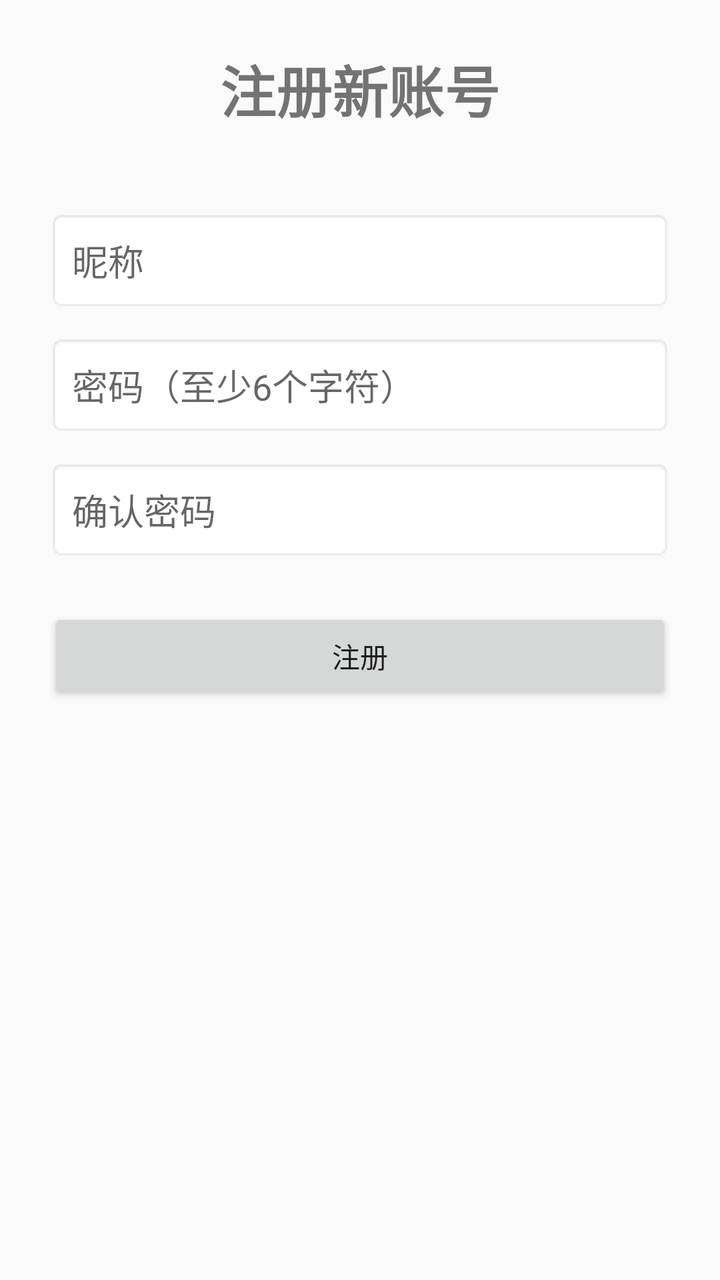
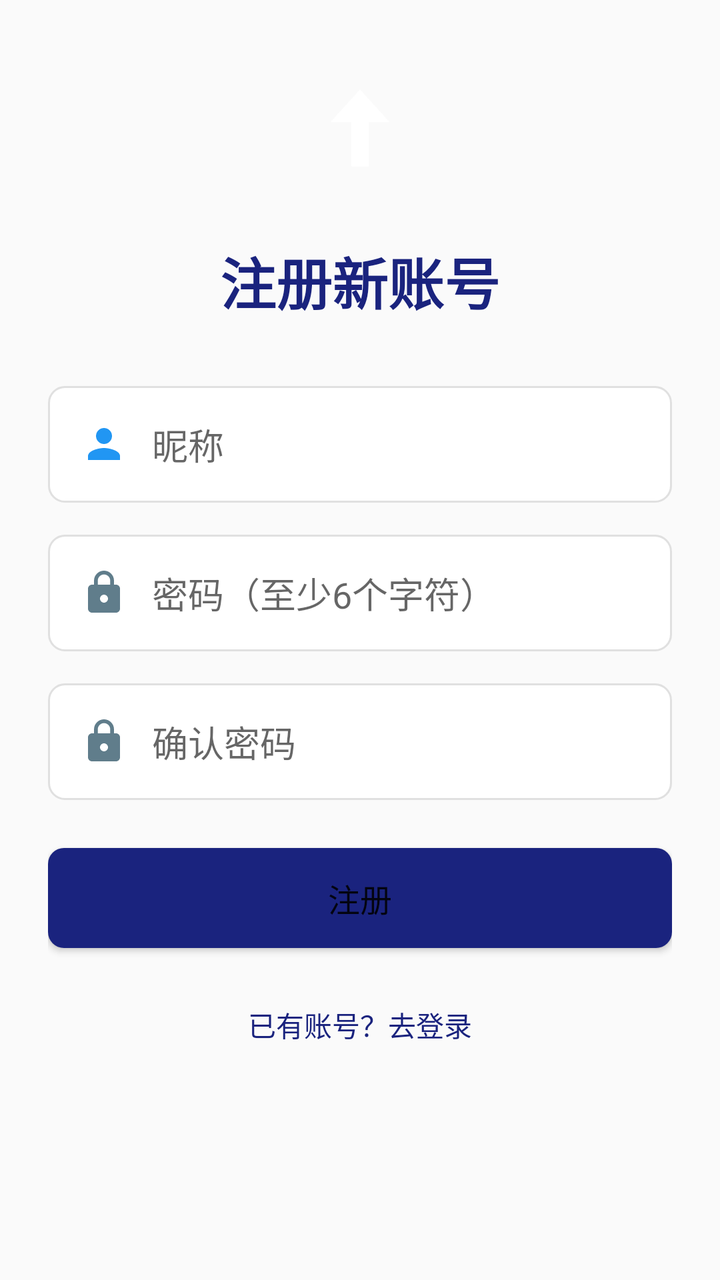

The first picture is an Android layout as it rendered before a commit; the second is the same layout after the commit. The layout source and the unified diff follow.
<!-- AndroidManifest.xml: application theme Theme.DShare -->
<!-- res/layout/activity_register.xml -->
<?xml version="1.0" encoding="utf-8"?>
<ScrollView xmlns:android="http://schemas.android.com/apk/res/android"
    android:layout_width="match_parent"
    android:layout_height="match_parent">
    <LinearLayout
        android:layout_width="match_parent"
        android:layout_height="wrap_content"
        android:orientation="vertical"
        android:padding="24dp"
        android:gravity="center">
        <TextView
            android:layout_width="wrap_content"
            android:layout_height="wrap_content"
            android:text="@string/create_account"
            android:textSize="28sp"
            android:textStyle="bold"
            android:layout_marginBottom="40dp" />
        <EditText
            android:id="@+id/et_nickname"
            android:layout_width="match_parent"
            android:layout_height="wrap_content"
            android:hint="@string/nickname_hint"
            android:padding="12dp"
            android:background="@android:drawable/editbox_background" />
        <EditText
            android:id="@+id/et_password"
            android:layout_width="match_parent"
            android:layout_height="wrap_content"
            android:hint="@string/password_min_hint"
            android:inputType="textPassword"
            android:padding="12dp"
            android:layout_marginTop="12dp"
            android:background="@android:drawable/editbox_background" />
        <EditText
            android:id="@+id/et_confirm_password"
            android:layout_width="match_parent"
            android:layout_height="wrap_content"
            android:hint="@string/confirm_password_hint"
            android:inputType="textPassword"
            android:padding="12dp"
            android:layout_marginTop="12dp"
            android:background="@android:drawable/editbox_background" />
        <Button
            android:id="@+id/btn_register"
            android:layout_width="match_parent"
            android:layout_height="wrap_content"
            android:text="@string/btn_register"
            android:layout_marginTop="24dp" />
    </LinearLayout>
</ScrollView>
<!-- resources referenced by this layout -->
<resources>
  <string name="btn_register">注册</string>
  <string name="confirm_password_hint">确认密码</string>
  <string name="create_account">注册新账号</string>
  <string name="nickname_hint">昵称</string>
  <string name="password_min_hint">密码（至少6个字符）</string>
  <style name="Theme.DShare" parent="Theme.AppCompat.Light.NoActionBar">
          <item name="colorPrimary">@color/primary</item>
          <item name="colorPrimaryDark">@color/primary_dark</item>
          <item name="colorAccent">@color/accent</item>
      </style>
  <color name="primary">#1A237E</color>
  <color name="primary_dark">#0D1B5E</color>
  <color name="accent">#FF6F00</color>
</resources>

<!-- the commit's change to res/layout/activity_register.xml (unified diff, before → after) -->
@@ -1,50 +1,74 @@
 <?xml version="1.0" encoding="utf-8"?>
 <ScrollView xmlns:android="http://schemas.android.com/apk/res/android"
     android:layout_width="match_parent"
-    android:layout_height="match_parent">
+    android:layout_height="match_parent"
+    android:background="#FAFAFA">
     <LinearLayout
         android:layout_width="match_parent"
         android:layout_height="wrap_content"
         android:orientation="vertical"
         android:padding="24dp"
         android:gravity="center">
+        <ImageView
+            android:layout_width="80dp"
+            android:layout_height="80dp"
+            android:src="@drawable/ic_launcher_foreground"
+            android:layout_marginBottom="16dp" />
         <TextView
             android:layout_width="wrap_content"
             android:layout_height="wrap_content"
-            android:text="@string/create_account"
+            android:text="@string/register_title"
             android:textSize="28sp"
             android:textStyle="bold"
-            android:layout_marginBottom="40dp" />
+            android:textColor="#1A237E"
+            android:layout_marginBottom="32dp" />
         <EditText
             android:id="@+id/et_nickname"
             android:layout_width="match_parent"
             android:layout_height="wrap_content"
             android:hint="@string/nickname_hint"
-            android:padding="12dp"
-            android:background="@android:drawable/editbox_background" />
+            android:padding="16dp"
+            android:background="@drawable/edittext_bg"
+            android:drawableStart="@drawable/ic_person"
+            android:drawablePadding="12dp" />
         <EditText
             android:id="@+id/et_password"
             android:layout_width="match_parent"
             android:layout_height="wrap_content"
             android:hint="@string/password_min_hint"
             android:inputType="textPassword"
-            android:padding="12dp"
-            android:layout_marginTop="12dp"
-            android:background="@android:drawable/editbox_background" />
+            android:padding="16dp"
+            android:layout_marginTop="16dp"
+            android:background="@drawable/edittext_bg"
+            android:drawableStart="@drawable/ic_lock"
+            android:drawablePadding="12dp" />
         <EditText
             android:id="@+id/et_confirm_password"
             android:layout_width="match_parent"
             android:layout_height="wrap_content"
             android:hint="@string/confirm_password_hint"
             android:inputType="textPassword"
-            android:padding="12dp"
-            android:layout_marginTop="12dp"
-            android:background="@android:drawable/editbox_background" />
+            android:padding="16dp"
+            android:layout_marginTop="16dp"
+            android:background="@drawable/edittext_bg"
+            android:drawableStart="@drawable/ic_lock"
+            android:drawablePadding="12dp" />
         <Button
             android:id="@+id/btn_register"
             android:layout_width="match_parent"
+            android:layout_height="50dp"
+            android:text="@string/btn_register"
+            android:layout_marginTop="24dp"
+            android:textSize="16sp"
+            android:background="@drawable/button_primary_bg" />
+        <TextView
+            android:id="@+id/tv_login"
+            android:layout_width="wrap_content"
             android:layout_height="wrap_content"
-            android:text="@string/btn_register"
-            android:layout_marginTop="24dp" />
+            android:text="@string/has_account_login"
+            android:layout_marginTop="20dp"
+            android:textColor="#1A237E"
+            android:textSize="14sp"
+            android:padding="8dp" />
     </LinearLayout>
 </ScrollView>
<!-- resource entries referenced after the edit -->
@@ -1,10 +1,57 @@
 <!-- resources referenced by this layout -->
 <resources>
+  <!-- drawable button_primary_bg (drawable) -->
+  <?xml version="1.0" encoding="utf-8"?>
+  <shape xmlns:android="http://schemas.android.com/apk/res/android">
+      <solid android:color="#1A237E" />
+      <corners android:radius="8dp" />
+  </shape>
+  <!-- drawable edittext_bg (drawable) -->
+  <?xml version="1.0" encoding="utf-8"?>
+  <shape xmlns:android="http://schemas.android.com/apk/res/android">
+      <solid android:color="#FFFFFF" />
+      <corners android:radius="8dp" />
+      <stroke android:width="1dp" android:color="#E0E0E0" />
+  </shape>
+  <!-- drawable ic_launcher_foreground (drawable) -->
+  <?xml version="1.0" encoding="utf-8"?>
+  <vector xmlns:android="http://schemas.android.com/apk/res/android"
+      android:width="108dp"
+      android:height="108dp"
+      android:viewportWidth="108"
+      android:viewportHeight="108">
+      <path
+          android:fillColor="#FFFFFF"
+          android:pathData="M54,28 L74,50 L60,50 L60,80 L48,80 L48,50 L34,50 Z" />
+  </vector>
+  <!-- drawable ic_lock (drawable) -->
+  <?xml version="1.0" encoding="utf-8"?>
+  <vector xmlns:android="http://schemas.android.com/apk/res/android"
+      android:width="24dp"
+      android:height="24dp"
+      android:viewportWidth="24"
+      android:viewportHeight="24">
+      <path
+          android:fillColor="#607D8B"
+          android:pathData="M18,8h-1V6c0,-2.76 -2.24,-5 -5,-5S7,3.24 7,6v2H6c-1.1,0 -2,0.9 -2,2v10c0,1.1 0.9,2 2,2h12c1.1,0 2,-0.9 2,-2V10c0,-1.1 -0.9,-2 -2,-2zM12,17c-1.1,0 -2,-0.9 -2,-2s0.9,-2 2,-2 2,0.9 2,2 -0.9,2 -2,2zM15.1,8H8.9V6c0,-1.71 1.39,-3.1 3.1,-3.1 1.71,0 3.1,1.39 3.1,3.1v2z"/>
+  </vector>
+  <!-- drawable ic_person (drawable) -->
+  <?xml version="1.0" encoding="utf-8"?>
+  <vector xmlns:android="http://schemas.android.com/apk/res/android"
+      android:width="24dp"
+      android:height="24dp"
+      android:viewportWidth="24"
+      android:viewportHeight="24">
+      <path
+          android:fillColor="#2196F3"
+          android:pathData="M12,12c2.21,0 4,-1.79 4,-4s-1.79,-4 -4,-4 -4,1.79 -4,4 1.79,4 4,4zM12,14c-2.67,0 -8,1.34 -8,4v2h16v-2c0,-2.66 -5.33,-4 -8,-4z"/>
+  </vector>
   <string name="btn_register">注册</string>
   <string name="confirm_password_hint">确认密码</string>
-  <string name="create_account">注册新账号</string>
+  <string name="has_account_login">已有账号？去登录</string>
   <string name="nickname_hint">昵称</string>
   <string name="password_min_hint">密码（至少6个字符）</string>
+  <string name="register_title">注册新账号</string>
   <style name="Theme.DShare" parent="Theme.AppCompat.Light.NoActionBar">
           <item name="colorPrimary">@color/primary</item>
           <item name="colorPrimaryDark">@color/primary_dark</item>
